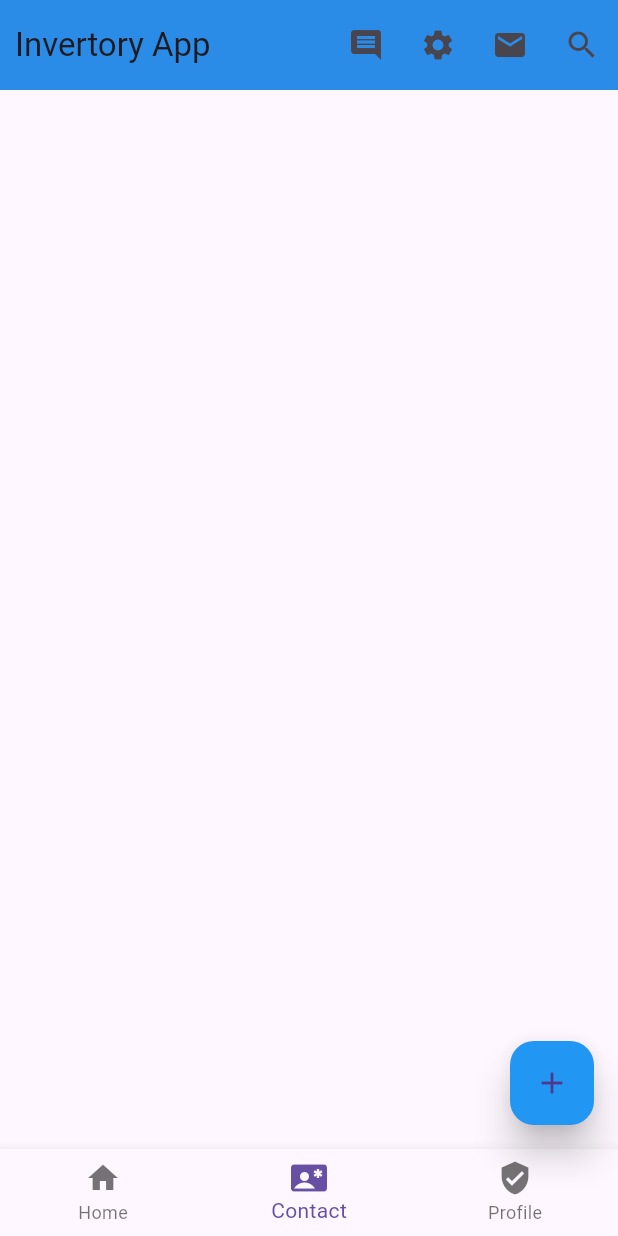
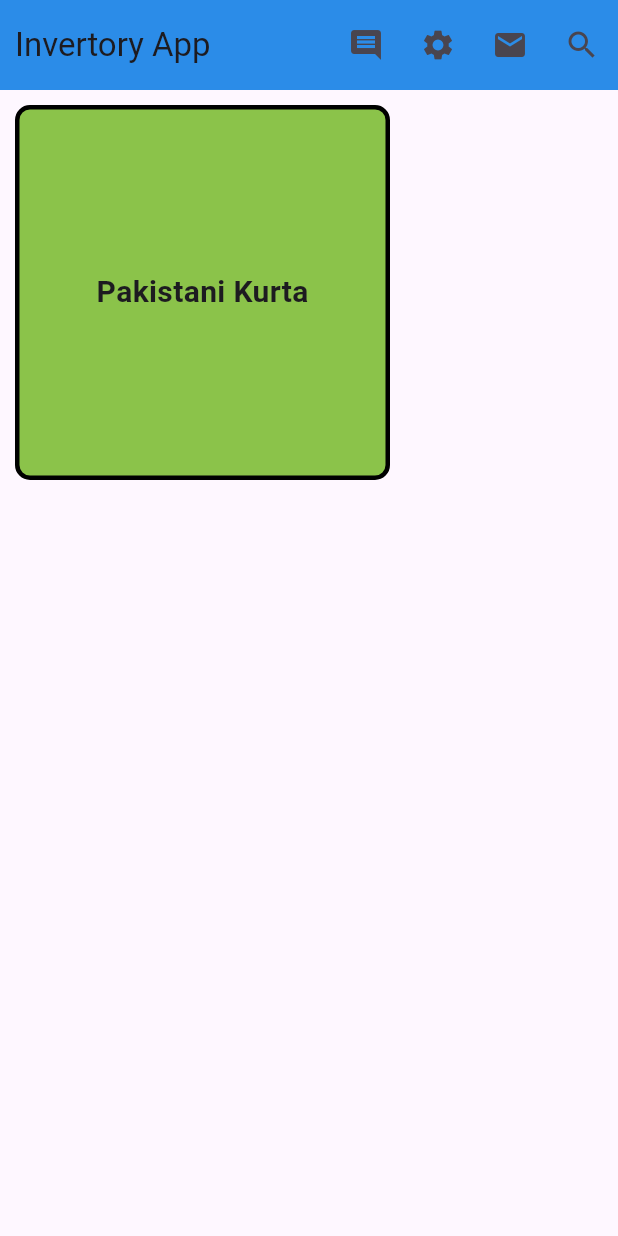
Before and after one commit to A-Rakin/flutter-practice, a Flutter app: the screen it shows after launch, on a phone screen of 412 x 824 dp. Run offline on Flutter 3.47's test engine with Material 3 defaults, Android fonts, the phone set to English and light mode, and no system bars.

Commit message:
change in body in main.dart

```diff
--- a/lib/main.dart
+++ b/lib/main.dart
@@ -61,71 +61,20 @@ class HomeActivity extends StatelessWidget {
               icon: Icon(Icons.search)),
         ],
       ),
-      floatingActionButton: FloatingActionButton(
-        backgroundColor: Colors.blue,
-        elevation: 10,
-        child: Icon(Icons.add),
-        onPressed: () {
-          MySnackBar("Add New Item", context);
-        },
-      ),
-      bottomNavigationBar: BottomNavigationBar(
-          currentIndex: 1,
-          items: [
-            BottomNavigationBarItem(icon: Icon(Icons.home), label: "Home"),
-            BottomNavigationBarItem(
-                icon: Icon(Icons.contact_emergency), label: "Contact"),
-            BottomNavigationBarItem(
-                icon: Icon(Icons.verified_user), label: "Profile"),
-          ],
-          onTap: (int index) {
-            if (index == 0) {
-              MySnackBar("Home", context);
-            } else if (index == 1) {
-              MySnackBar("Contact", context);
-            } else if (index == 2) {
-              MySnackBar("Profile", context);
-            }
-          }),
-      endDrawer: Drawer(
-        child: ListView(
-          children: [
-            DrawerHeader(
-                padding: EdgeInsets.all(0),
-                child: UserAccountsDrawerHeader(
-                  accountName: Text("Abrar Rakin"),
-                  accountEmail: Text("info@gmail.com"),
-                  //currentAccountPicture: Image.network(""),
-                )),
-            ListTile(
-              leading: Icon(Icons.home),
-              title: Text("Home"),
-              onTap: () {
-                MySnackBar("Home for Navigation Drawer", context);
-              },
-            ),
-            ListTile(
-              leading: Icon(Icons.email),
-              title: Text("Email"),
-              onTap: () {
-                MySnackBar("Email for Navigation Drawer", context);
-              },
-            ),
-            ListTile(
-              leading: Icon(Icons.contacts),
-              title: Text("Contact"),
-              onTap: () {
-                MySnackBar("Contact for Navigation Drawer", context);
-              },
-            ),
-            ListTile(
-              leading: Icon(Icons.settings),
-              title: Text("Settings"),
-              onTap: () {
-                MySnackBar("Settings for Navigation Drawer", context);
-              },
-            ),
-          ],
+      body: Container(
+        alignment: Alignment.center,
+        height: 250,
+        width: 250,
+        margin: EdgeInsets.fromLTRB(10, 10, 10, 10),
+        padding: EdgeInsets.all(1),
+        decoration: BoxDecoration(
+          color: Colors.lightGreen,
+          borderRadius: BorderRadius.circular(10),
+          border: Border.all(color: Colors.black, width: 3),
+        ),
+        child: Text(
+          "Pakistani Kurta",
+          style: TextStyle(fontSize: 20, fontWeight: FontWeight.bold),
         ),
       ),
     );
```
